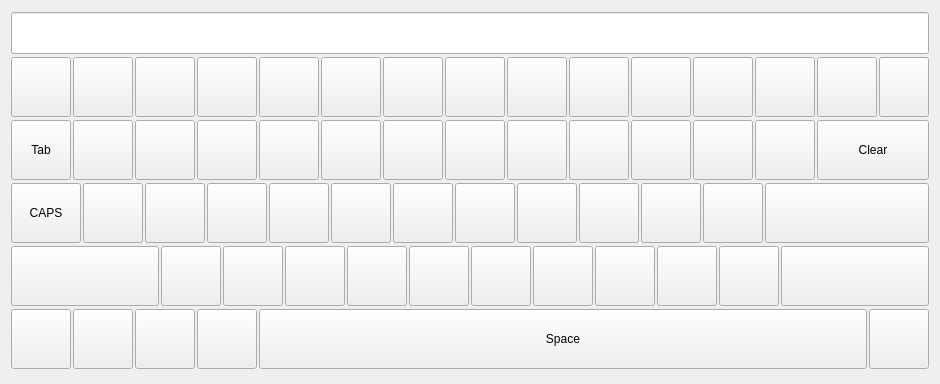
Before: the Qt Designer form Classes/rkeyboard.ui in End1-1/Cafe5, drawn with Qt 5.
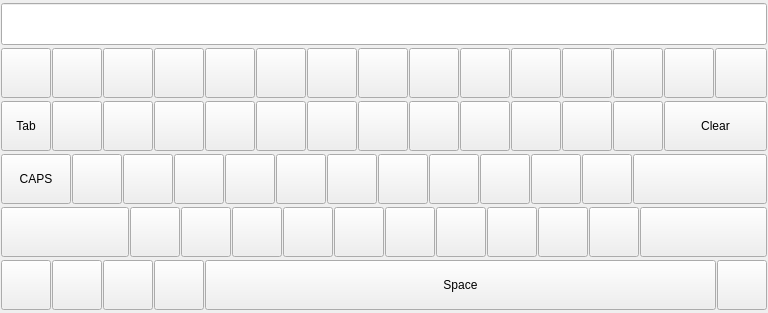
After: the same form once the commit is applied. Icons and pictures are not drawn.

Diff of the .ui file:
```diff
--- a/Classes/rkeyboard.ui
+++ b/Classes/rkeyboard.ui
@@ -6,8 +6,8 @@
    <rect>
     <x>0</x>
     <y>0</y>
-    <width>938</width>
-    <height>384</height>
+    <width>768</width>
+    <height>313</height>
    </rect>
   </property>
   <property name="sizePolicy">
@@ -21,7 +21,19 @@
   </property>
   <layout class="QVBoxLayout" name="verticalLayout">
    <property name="spacing">
-    <number>2</number>
+    <number>1</number>
+   </property>
+   <property name="leftMargin">
+    <number>1</number>
+   </property>
+   <property name="topMargin">
+    <number>1</number>
+   </property>
+   <property name="rightMargin">
+    <number>1</number>
+   </property>
+   <property name="bottomMargin">
+    <number>1</number>
    </property>
    <item>
     <widget class="QLineEdit" name="leResult">
@@ -38,23 +50,23 @@
    <item>
     <layout class="QHBoxLayout" name="horizontalLayout">
      <property name="spacing">
-      <number>2</number>
+      <number>1</number>
      </property>
      <property name="bottomMargin">
       <number>0</number>
      </property>
      <item>
-      <widget class="QPushButton" name="btn1_1">
+      <widget class="QToolButton" name="btn1_1">
        <property name="minimumSize">
         <size>
-         <width>60</width>
-         <height>60</height>
+         <width>50</width>
+         <height>50</height>
         </size>
        </property>
        <property name="maximumSize">
         <size>
-         <width>60</width>
-         <height>60</height>
+         <width>50</width>
+         <height>50</height>
         </size>
        </property>
        <property name="focusPolicy">
@@ -66,17 +78,17 @@
       </widget>
      </item>
      <item>
-      <widget class="QPushButton" name="btn1_2">
+      <widget class="QToolButton" name="btn1_2">
        <property name="minimumSize">
         <size>
-         <width>60</width>
-         <height>60</height>
+         <width>50</width>
+         <height>50</height>
         </size>
        </property>
        <property name="maximumSize">
         <size>
-         <width>60</width>
-         <height>60</height>
+         <width>50</width>
+         <height>50</height>
         </size>
        </property>
        <property name="focusPolicy">
@@ -88,17 +100,17 @@
       </widget>
      </item>
      <item>
-      <widget class="QPushButton" name="btn1_3">
+      <widget class="QToolButton" name="btn1_3">
        <property name="minimumSize">
         <size>
-         <width>60</width>
-         <height>60</height>
+         <width>50</width>
+         <height>50</height>
         </size>
        </property>
        <property name="maximumSize">
         <size>
-         <width>60</width>
-         <height>60</height>
+         <width>50</width>
+         <height>50</height>
         </size>
        </property>
        <property name="focusPolicy">
@@ -110,17 +122,17 @@
       </widget>
      </item>
      <item>
-      <widget class="QPushButton" name="btn1_4">
+      <widget class="QToolButton" name="btn1_4">
        <property name="minimumSize">
         <size>
-         <width>60</width>
-         <height>60</height>
+         <width>50</width>
+         <height>50</height>
         </size>
        </property>
        <property name="maximumSize">
         <size>
-         <width>60</width>
-         <height>60</height>
+         <width>50</width>
+         <height>50</height>
         </size>
        </property>
        <property name="focusPolicy">
@@ -132,17 +144,17 @@
       </widget>
      </item>
      <item>
-      <widget class="QPushButton" name="btn1_5">
+      <widget class="QToolButton" name="btn1_5">
        <property name="minimumSize">
         <size>
-         <width>60</width>
-         <height>60</height>
+         <width>50</width>
+         <height>50</height>
         </size>
        </property>
        <property name="maximumSize">
         <size>
-         <width>60</width>
-         <height>60</height>
+         <width>50</width>
+         <height>50</height>
         </size>
        </property>
        <property name="focusPolicy">
@@ -154,17 +166,17 @@
       </widget>
      </item>
      <item>
-      <widget class="QPushButton" name="btn1_6">
+      <widget class="QToolButton" name="btn1_6">
        <property name="minimumSize">
         <size>
-         <width>60</width>
-         <height>60</height>
+         <width>50</width>
+         <height>50</height>
         </size>
        </property>
        <property name="maximumSize">
         <size>
-         <width>60</width>
-         <height>60</height>
+         <width>50</width>
+         <height>50</height>
         </size>
        </property>
        <property name="focusPolicy">
@@ -176,17 +188,17 @@
       </widget>
      </item>
      <item>
-      <widget class="QPushButton" name="btn1_7">
+      <widget class="QToolButton" name="btn1_7">
        <property name="minimumSize">
         <size>
-         <width>60</width>
-         <height>60</height>
+         <width>50</width>
+         <height>50</height>
         </size>
        </property>
        <property name="maximumSize">
         <size>
-         <width>60</width>
-         <height>60</height>
+         <width>50</width>
+         <height>50</height>
         </size>
        </property>
        <property name="focusPolicy">
@@ -198,17 +210,17 @@
       </widget>
      </item>
      <item>
-      <widget class="QPushButton" name="btn1_8">
+      <widget class="QToolButton" name="btn1_8">
        <property name="minimumSize">
         <size>
-         <width>60</width>
-         <height>60</height>
+         <width>50</width>
+         <height>50</height>
         </size>
        </property>
        <property name="maximumSize">
         <size>
-         <width>60</width>
-         <height>60</height>
+         <width>50</width>
+         <height>50</height>
         </size>
        </property>
        <property name="focusPolicy">
@@ -220,17 +232,17 @@
       </widget>
      </item>
      <item>
-      <widget class="QPushButton" name="btn1_9">
+      <widget class="QToolButton" name="btn1_9">
        <property name="minimumSize">
         <size>
-         <width>60</width>
-         <height>60</height>
+         <width>50</width>
+         <height>50</height>
         </size>
        </property>
        <property name="maximumSize">
         <size>
-         <width>60</width>
-         <height>60</height>
+         <width>50</width>
+         <height>50</height>
         </size>
        </property>
        <property name="focusPolicy">
@@ -242,17 +254,17 @@
       </widget>
      </item>
      <item>
-      <widget class="QPushButton" name="btn1_10">
+      <widget class="QToolButton" name="btn1_10">
        <property name="minimumSize">
         <size>
-         <width>60</width>
-         <height>60</height>
+         <width>50</width>
+         <height>50</height>
         </size>
        </property>
        <property name="maximumSize">
         <size>
-         <width>60</width>
-         <height>60</height>
+         <width>50</width>
+         <height>50</height>
         </size>
        </property>
        <property name="focusPolicy">
@@ -264,17 +276,17 @@
       </widget>
      </item>
      <item>
-      <widget class="QPushButton" name="btn1_11">
+      <widget class="QToolButton" name="btn1_11">
        <property name="minimumSize">
         <size>
-         <width>60</width>
-         <height>60</height>
+         <width>50</width>
+         <height>50</height>
         </size>
        </property>
        <property name="maximumSize">
         <size>
-         <width>60</width>
-         <height>60</height>
+         <width>50</width>
+         <height>50</height>
         </size>
        </property>
        <property name="focusPolicy">
@@ -286,17 +298,17 @@
       </widget>
      </item>
      <item>
-      <widget class="QPushButton" name="btn1_12">
+      <widget class="QToolButton" name="btn1_12">
        <property name="minimumSize">
         <size>
-         <width>60</width>
-         <height>60</height>
+         <width>50</width>
+         <height>50</height>
         </size>
        </property>
        <property name="maximumSize">
         <size>
-         <width>60</width>
-         <height>60</height>
+         <width>50</width>
+         <height>50</height>
         </size>
        </property>
        <property name="focusPolicy">
@@ -308,17 +320,17 @@
       </widget>
      </item>
      <item>
-      <widget class="QPushButton" name="btn1_13">
+      <widget class="QToolButton" name="btn1_13">
        <property name="minimumSize">
         <size>
-         <width>60</width>
-         <height>60</height>
+         <width>50</width>
+         <height>50</height>
         </size>
        </property>
        <property name="maximumSize">
         <size>
-         <width>60</width>
-         <height>60</height>
+         <width>50</width>
+         <height>50</height>
         </size>
        </property>
        <property name="focusPolicy">
@@ -330,17 +342,17 @@
       </widget>
      </item>
      <item>
-      <widget class="QPushButton" name="btn1_14">
+      <widget class="QToolButton" name="btn1_14">
        <property name="minimumSize">
         <size>
-         <width>60</width>
-         <height>60</height>
+         <width>50</width>
+         <height>50</height>
         </size>
        </property>
        <property name="maximumSize">
         <size>
-         <width>60</width>
-         <height>60</height>
+         <width>50</width>
+         <height>50</height>
         </size>
        </property>
        <property name="focusPolicy">
@@ -352,7 +364,7 @@
       </widget>
      </item>
      <item>
-      <widget class="QPushButton" name="btnBackspace">
+      <widget class="QToolButton" name="btnBackspace">
        <property name="sizePolicy">
         <sizepolicy hsizetype="Expanding" vsizetype="Fixed">
          <horstretch>0</horstretch>
@@ -362,13 +374,13 @@
        <property name="minimumSize">
         <size>
          <width>50</width>
-         <height>60</height>
+         <height>50</height>
         </size>
        </property>
        <property name="maximumSize">
         <size>
          <width>555</width>
-         <height>60</height>
+         <height>50</height>
         </size>
        </property>
        <property name="focusPolicy">
@@ -388,10 +400,10 @@
    <item>
     <layout class="QHBoxLayout" name="horizontalLayout_2">
      <property name="spacing">
-      <number>2</number>
+      <number>1</number>
      </property>
      <item>
-      <widget class="QPushButton" name="btnTab">
+      <widget class="QToolButton" name="btnTab">
        <property name="sizePolicy">
         <sizepolicy hsizetype="Expanding" vsizetype="Fixed">
          <horstretch>0</horstretch>
@@ -401,13 +413,13 @@
        <property name="minimumSize">
         <size>
          <width>50</width>
-         <height>60</height>
+         <height>50</height>
         </size>
        </property>
        <property name="maximumSize">
         <size>
-         <width>60</width>
-         <height>60</height>
+         <width>50</width>
+         <height>50</height>
         </size>
        </property>
        <property name="focusPolicy">
@@ -419,17 +431,17 @@
       </widget>
      </item>
      <item>
-      <widget class="QPushButton" name="btn2_1">
+      <widget class="QToolButton" name="btn2_1">
        <property name="minimumSize">
         <size>
-         <width>60</width>
-         <height>60</height>
+         <width>50</width>
+         <height>50</height>
         </size>
        </property>
        <property name="maximumSize">
         <size>
-         <width>60</width>
-         <height>60</height>
+         <width>50</width>
+         <height>50</height>
         </size>
        </property>
        <property name="focusPolicy">
@@ -441,17 +453,17 @@
       </widget>
      </item>
      <item>
-      <widget class="QPushButton" name="btn2_2">
+      <widget class="QToolButton" name="btn2_2">
        <property name="minimumSize">
         <size>
-         <width>60</width>
-         <height>60</height>
+         <width>50</width>
+         <height>50</height>
         </size>
        </property>
        <property name="maximumSize">
         <size>
-         <width>60</width>
-         <height>60</height>
+         <width>50</width>
+         <height>50</height>
         </size>
        </property>
        <property name="focusPolicy">
@@ -463,17 +475,17 @@
       </widget>
      </item>
      <item>
-      <widget class="QPushButton" name="btn2_3">
+      <widget class="QToolButton" name="btn2_3">
        <property name="minimumSize">
         <size>
-         <width>60</width>
-         <height>60</height>
+         <width>50</width>
+         <height>50</height>
         </size>
        </property>
        <property name="maximumSize">
         <size>
-         <width>60</width>
-         <height>60</height>
+         <width>50</width>
+         <height>50</height>
         </size>
        </property>
        <property name="focusPolicy">
@@ -485,17 +497,17 @@
       </widget>
      </item>
      <item>
-      <widget class="QPushButton" name="btn2_4">
+      <widget class="QToolButton" name="btn2_4">
        <property name="minimumSize">
         <size>
-         <width>60</width>
-         <height>60</height>
+         <width>50</width>
+         <height>50</height>
         </size>
        </property>
        <property name="maximumSize">
         <size>
-         <width>60</width>
-         <height>60</height>
+         <width>50</width>
+         <height>50</height>
         </size>
        </property>
        <property name="focusPolicy">
@@ -507,17 +519,17 @@
       </widget>
      </item>
      <item>
-      <widget class="QPushButton" name="btn2_5">
+      <widget class="QToolButton" name="btn2_5">
        <property name="minimumSize">
         <size>
-         <width>60</width>
-         <height>60</height>
+         <width>50</width>
+         <height>50</height>
         </size>
        </property>
        <property name="maximumSize">
         <size>
-         <width>60</width>
-         <height>60</height>
+         <width>50</width>
+         <height>50</height>
         </size>
        </property>
        <property name="focusPolicy">
@@ -529,17 +541,17 @@
       </widget>
      </item>
      <item>
-      <widget class="QPushButton" name="btn2_6">
+      <widget class="QToolButton" name="btn2_6">
        <property name="minimumSize">
         <size>
-         <width>60</width>
-         <height>60</height>
+         <width>50</width>
+         <height>50</height>
         </size>
        </property>
        <property name="maximumSize">
         <size>
-         <width>60</width>
-         <height>60</height>
+         <width>50</width>
+         <height>50</height>
         </size>
        </property>
        <property name="focusPolicy">
@@ -551,17 +563,17 @@
       </widget>
      </item>
      <item>
-      <widget class="QPushButton" name="btn2_7">
+      <widget class="QToolButton" name="btn2_7">
        <property name="minimumSize">
         <size>
-         <width>60</width>
-         <height>60</height>
+         <width>50</width>
+         <height>50</height>
         </size>
        </property>
        <property name="maximumSize">
         <size>
-         <width>60</width>
-         <height>60</height>
+         <width>50</width>
+         <height>50</height>
         </size>
        </property>
        <property name="focusPolicy">
@@ -573,17 +585,17 @@
       </widget>
      </item>
      <item>
-      <widget class="QPushButton" name="btn2_8">
+      <widget class="QToolButton" name="btn2_8">
        <property name="minimumSize">
         <size>
-         <width>60</width>
-         <height>60</height>
+         <width>50</width>
+         <height>50</height>
         </size>
        </property>
        <property name="maximumSize">
         <size>
-         <width>60</width>
-         <height>60</height>
+         <width>50</width>
+         <height>50</height>
         </size>
        </property>
        <property name="focusPolicy">
@@ -595,17 +607,17 @@
       </widget>
      </item>
      <item>
-      <widget class="QPushButton" name="btn2_9">
+      <widget class="QToolButton" name="btn2_9">
        <property name="minimumSize">
         <size>
-         <width>60</width>
-         <height>60</height>
+         <width>50</width>
+         <height>50</height>
         </size>
        </property>
        <property name="maximumSize">
         <size>
-         <width>60</width>
-         <height>60</height>
+         <width>50</width>
+         <height>50</height>
         </size>
        </property>
        <property name="focusPolicy">
@@ -617,17 +629,17 @@
       </widget>
      </item>
      <item>
-      <widget class="QPushButton" name="btn2_10">
+      <widget class="QToolButton" name="btn2_10">
        <property name="minimumSize">
         <size>
-         <width>60</width>
-         <height>60</height>
+         <width>50</width>
+         <height>50</height>
         </size>
        </property>
        <property name="maximumSize">
         <size>
-         <width>60</width>
-         <height>60</height>
+         <width>50</width>
+         <height>50</height>
         </size>
        </property>
        <property name="focusPolicy">
@@ -639,17 +651,17 @@
       </widget>
      </item>
      <item>
-      <widget class="QPushButton" name="btn2_11">
+      <widget class="QToolButton" name="btn2_11">
        <property name="minimumSize">
         <size>
-         <width>60</width>
-         <height>60</height>
+         <width>50</width>
+         <height>50</height>
         </size>
        </property>
        <property name="maximumSize">
         <size>
-         <width>60</width>
-         <height>60</height>
+         <width>50</width>
+         <height>50</height>
         </size>
        </property>
        <property name="focusPolicy">
@@ -661,17 +673,17 @@
       </widget>
      </item>
      <item>
-      <widget class="QPushButton" name="btn2_12">
+      <widget class="QToolButton" name="btn2_12">
        <property name="minimumSize">
         <size>
-         <width>60</width>
-         <height>60</height>
+         <width>50</width>
+         <height>50</height>
         </size>
        </property>
        <property name="maximumSize">
         <size>
-         <width>60</width>
-         <height>60</height>
+         <width>50</width>
+         <height>50</height>
         </size>
        </property>
        <property name="focusPolicy">
@@ -683,7 +695,7 @@
       </widget>
      </item>
      <item>
-      <widget class="QPushButton" name="btnClear">
+      <widget class="QToolButton" name="btnClear">
        <property name="sizePolicy">
         <sizepolicy hsizetype="Expanding" vsizetype="Fixed">
          <horstretch>0</horstretch>
@@ -693,13 +705,13 @@
        <property name="minimumSize">
         <size>
          <width>50</width>
-         <height>60</height>
+         <height>50</height>
         </size>
        </property>
        <property name="maximumSize">
         <size>
          <width>16777215</width>
-         <height>60</height>
+         <height>50</height>
         </size>
        </property>
        <property name="focusPolicy">
@@ -715,10 +727,10 @@
    <item>
     <layout class="QHBoxLayout" name="horizontalLayout_3">
      <property name="spacing">
-      <number>2</number>
+      <number>1</number>
      </property>
      <item>
-      <widget class="QPushButton" name="btnCaps">
+      <widget class="QToolButton" name="btnCaps">
        <property name="sizePolicy">
         <sizepolicy hsizetype="Expanding" vsizetype="Fixed">
          <horstretch>0</horstretch>
@@ -728,13 +740,13 @@
        <property name="minimumSize">
         <size>
          <width>50</width>
-         <height>60</height>
+         <height>50</height>
         </size>
        </property>
        <property name="maximumSize">
         <size>
          <width>70</width>
-         <height>60</height>
+         <height>50</height>
         </size>
        </property>
        <property name="focusPolicy">
@@ -746,17 +758,17 @@
       </widget>
      </item>
      <item>
-      <widget class="QPushButton" name="btn3_1">
+      <widget class="QToolButton" name="btn3_1">
        <property name="minimumSize">
         <size>
-         <width>60</width>
-         <height>60</height>
+         <width>50</width>
+         <height>50</height>
         </size>
        </property>
        <property name="maximumSize">
         <size>
-         <width>60</width>
-         <height>60</height>
+         <width>50</width>
+         <height>50</height>
         </size>
        </property>
        <property name="focusPolicy">
@@ -768,17 +780,17 @@
       </widget>
      </item>
      <item>
-      <widget class="QPushButton" name="btn3_2">
+      <widget class="QToolButton" name="btn3_2">
        <property name="minimumSize">
         <size>
-         <width>60</width>
-         <height>60</height>
+         <width>50</width>
+         <height>50</height>
         </size>
        </property>
        <property name="maximumSize">
         <size>
-         <width>60</width>
-         <height>60</height>
+         <width>50</width>
+         <height>50</height>
         </size>
        </property>
        <property name="focusPolicy">
@@ -790,17 +802,17 @@
       </widget>
      </item>
      <item>
-      <widget class="QPushButton" name="btn3_3">
+      <widget class="QToolButton" name="btn3_3">
        <property name="minimumSize">
         <size>
-         <width>60</width>
-         <height>60</height>
+         <width>50</width>
+         <height>50</height>
         </size>
        </property>
        <property name="maximumSize">
         <size>
-         <width>60</width>
-         <height>60</height>
+         <width>50</width>
+         <height>50</height>
         </size>
        </property>
        <property name="focusPolicy">
@@ -812,17 +824,17 @@
       </widget>
      </item>
      <item>
-      <widget class="QPushButton" name="btn3_4">
+      <widget class="QToolButton" name="btn3_4">
        <property name="minimumSize">
         <size>
-         <width>60</width>
-         <height>60</height>
+         <width>50</width>
+         <height>50</height>
         </size>
        </property>
        <property name="maximumSize">
         <size>
-         <width>60</width>
-         <height>60</height>
+         <width>50</width>
+         <height>50</height>
         </size>
        </property>
        <property name="focusPolicy">
@@ -834,17 +846,17 @@
       </widget>
      </item>
      <item>
-      <widget class="QPushButton" name="btn3_5">
+      <widget class="QToolButton" name="btn3_5">
        <property name="minimumSize">
         <size>
-         <width>60</width>
-         <height>60</height>
+         <width>50</width>
+         <height>50</height>
         </size>
        </property>
        <property name="maximumSize">
         <size>
-         <width>60</width>
-         <height>60</height>
+         <width>50</width>
+         <height>50</height>
         </size>
        </property>
        <property name="focusPolicy">
@@ -856,17 +868,17 @@
       </widget>
      </item>
      <item>
-      <widget class="QPushButton" name="btn3_6">
+      <widget class="QToolButton" name="btn3_6">
        <property name="minimumSize">
         <size>
-         <width>60</width>
-         <height>60</height>
+         <width>50</width>
+         <height>50</height>
         </size>
        </property>
        <property name="maximumSize">
         <size>
-         <width>60</width>
-         <height>60</height>
+         <width>50</width>
+         <height>50</height>
         </size>
        </property>
        <property name="focusPolicy">
@@ -878,17 +890,17 @@
       </widget>
      </item>
      <item>
-      <widget class="QPushButton" name="btn3_7">
+      <widget class="QToolButton" name="btn3_7">
        <property name="minimumSize">
         <size>
-         <width>60</width>
-         <height>60</height>
+         <width>50</width>
+         <height>50</height>
         </size>
        </property>
        <property name="maximumSize">
         <size>
-         <width>60</width>
-         <height>60</height>
+         <width>50</width>
+         <height>50</height>
         </size>
        </property>
        <property name="focusPolicy">
@@ -900,17 +912,17 @@
       </widget>
      </item>
      <item>
-      <widget class="QPushButton" name="btn3_8">
+      <widget class="QToolButton" name="btn3_8">
        <property name="minimumSize">
         <size>
-         <width>60</width>
-         <height>60</height>
+         <width>50</width>
+         <height>50</height>
         </size>
        </property>
        <property name="maximumSize">
         <size>
-         <width>60</width>
-         <height>60</height>
+         <width>50</width>
+         <height>50</height>
         </size>
        </property>
        <property name="focusPolicy">
@@ -922,17 +934,17 @@
       </widget>
      </item>
      <item>
-      <widget class="QPushButton" name="btn3_9">
+      <widget class="QToolButton" name="btn3_9">
        <property name="minimumSize">
         <size>
-         <width>60</width>
-         <height>60</height>
+         <width>50</width>
+         <height>50</height>
         </size>
        </property>
        <property name="maximumSize">
         <size>
-         <width>60</width>
-         <height>60</height>
+         <width>50</width>
+         <height>50</height>
         </size>
        </property>
        <property name="focusPolicy">
@@ -944,17 +956,17 @@
       </widget>
      </item>
      <item>
-      <widget class="QPushButton" name="btn3_10">
+      <widget class="QToolButton" name="btn3_10">
        <property name="minimumSize">
         <size>
-         <width>60</width>
-         <height>60</height>
+         <width>50</width>
+         <height>50</height>
         </size>
        </property>
        <property name="maximumSize">
         <size>
-         <width>60</width>
-         <height>60</height>
+         <width>50</width>
+         <height>50</height>
         </size>
        </property>
        <property name="focusPolicy">
@@ -966,17 +978,17 @@
       </widget>
      </item>
      <item>
-      <widget class="QPushButton" name="btn3_11">
+      <widget class="QToolButton" name="btn3_11">
        <property name="minimumSize">
         <size>
-         <width>60</width>
-         <height>60</height>
+         <width>50</width>
+         <height>50</height>
         </size>
        </property>
        <property name="maximumSize">
         <size>
-         <width>60</width>
-         <height>60</height>
+         <width>50</width>
+         <height>50</height>
         </size>
        </property>
        <property name="focusPolicy">
@@ -988,7 +1000,7 @@
       </widget>
      </item>
      <item>
-      <widget class="QPushButton" name="btnReturn2">
+      <widget class="QToolButton" name="btnReturn2">
        <property name="sizePolicy">
         <sizepolicy hsizetype="Expanding" vsizetype="Fixed">
          <horstretch>0</horstretch>
@@ -998,13 +1010,13 @@
        <property name="minimumSize">
         <size>
          <width>50</width>
-         <height>60</height>
+         <height>50</height>
         </size>
        </property>
        <property name="maximumSize">
         <size>
          <width>16777215</width>
-         <height>60</height>
+         <height>50</height>
         </size>
        </property>
        <property name="sizeIncrement">
@@ -1030,10 +1042,10 @@
    <item>
     <layout class="QHBoxLayout" name="horizontalLayout_4">
      <property name="spacing">
-      <number>2</number>
+      <number>1</number>
      </property>
      <item>
-      <widget class="QPushButton" name="btnLShift">
+      <widget class="QToolButton" name="btnLShift">
        <property name="sizePolicy">
         <sizepolicy hsizetype="Expanding" vsizetype="Fixed">
          <horstretch>0</horstretch>
@@ -1043,13 +1055,13 @@
        <property name="minimumSize">
         <size>
          <width>40</width>
-         <height>60</height>
+         <height>50</height>
         </size>
        </property>
        <property name="maximumSize">
         <size>
          <width>16777215</width>
-         <height>60</height>
+         <height>50</height>
         </size>
        </property>
        <property name="focusPolicy">
@@ -1065,17 +1077,17 @@
       </widget>
      </item>
      <item>
-      <widget class="QPushButton" name="btn4_1">
+      <widget class="QToolButton" name="btn4_1">
        <property name="minimumSize">
         <size>
-         <width>60</width>
-         <height>60</height>
+         <width>50</width>
+         <height>50</height>
         </size>
        </property>
        <property name="maximumSize">
         <size>
-         <width>60</width>
-         <height>60</height>
+         <width>50</width>
+         <height>50</height>
         </size>
        </property>
        <property name="focusPolicy">
@@ -1087,17 +1099,17 @@
       </widget>
      </item>
      <item>
-      <widget class="QPushButton" name="btn4_2">
+      <widget class="QToolButton" name="btn4_2">
        <property name="minimumSize">
         <size>
-         <width>60</width>
-         <height>60</height>
+         <width>50</width>
+         <height>50</height>
         </size>
        </property>
        <property name="maximumSize">
         <size>
-         <width>60</width>
-         <height>60</height>
+         <width>50</width>
+         <height>50</height>
         </size>
        </property>
        <property name="focusPolicy">
@@ -1109,17 +1121,17 @@
       </widget>
      </item>
      <item>
-      <widget class="QPushButton" name="btn4_3">
+      <widget class="QToolButton" name="btn4_3">
        <property name="minimumSize">
         <size>
-         <width>60</width>
-         <height>60</height>
+         <width>50</width>
+         <height>50</height>
         </size>
        </property>
        <property name="maximumSize">
         <size>
-         <width>60</width>
-         <height>60</height>
+         <width>50</width>
+         <height>50</height>
         </size>
        </property>
        <property name="focusPolicy">
@@ -1131,17 +1143,17 @@
       </widget>
      </item>
      <item>
-      <widget class="QPushButton" name="btn4_4">
+      <widget class="QToolButton" name="btn4_4">
        <property name="minimumSize">
         <size>
-         <width>60</width>
-         <height>60</height>
+         <width>50</width>
+         <height>50</height>
         </size>
        </property>
        <property name="maximumSize">
         <size>
-         <width>60</width>
-         <height>60</height>
+         <width>50</width>
+         <height>50</height>
         </size>
        </property>
        <property name="focusPolicy">
@@ -1153,17 +1165,17 @@
       </widget>
      </item>
      <item>
-      <widget class="QPushButton" name="btn4_5">
+      <widget class="QToolButton" name="btn4_5">
        <property name="minimumSize">
         <size>
-         <width>60</width>
-         <height>60</height>
+         <width>50</width>
+         <height>50</height>
         </size>
        </property>
        <property name="maximumSize">
         <size>
-         <width>60</width>
-         <height>60</height>
+         <width>50</width>
+         <height>50</height>
         </size>
        </property>
        <property name="focusPolicy">
@@ -1175,17 +1187,17 @@
       </widget>
      </item>
      <item>
-      <widget class="QPushButton" name="btn4_6">
+      <widget class="QToolButton" name="btn4_6">
        <property name="minimumSize">
         <size>
-         <width>60</width>
-         <height>60</height>
+         <width>50</width>
+         <height>50</height>
         </size>
        </property>
        <property name="maximumSize">
         <size>
-         <width>60</width>
-         <height>60</height>
+         <width>50</width>
+         <height>50</height>
         </size>
        </property>
        <property name="focusPolicy">
@@ -1197,17 +1209,17 @@
       </widget>
      </item>
      <item>
-      <widget class="QPushButton" name="btn4_7">
+      <widget class="QToolButton" name="btn4_7">
        <property name="minimumSize">
         <size>
-         <width>60</width>
-         <height>60</height>
+         <width>50</width>
+         <height>50</height>
         </size>
        </property>
        <property name="maximumSize">
         <size>
-         <width>60</width>
-         <height>60</height>
+         <width>50</width>
+         <height>50</height>
         </size>
        </property>
        <property name="focusPolicy">
@@ -1219,17 +1231,17 @@
       </widget>
      </item>
      <item>
-      <widget class="QPushButton" name="btn4_8">
+      <widget class="QToolButton" name="btn4_8">
        <property name="minimumSize">
         <size>
-         <width>60</width>
-         <height>60</height>
+         <width>50</width>
+         <height>50</height>
         </size>
        </property>
        <property name="maximumSize">
         <size>
-         <width>60</width>
-         <height>60</height>
+         <width>50</width>
+         <height>50</height>
         </size>
        </property>
        <property name="focusPolicy">
@@ -1241,17 +1253,17 @@
       </widget>
      </item>
      <item>
-      <widget class="QPushButton" name="btn4_9">
+      <widget class="QToolButton" name="btn4_9">
        <property name="minimumSize">
         <size>
-         <width>60</width>
-         <height>60</height>
+         <width>50</width>
+         <height>50</height>
         </size>
        </property>
        <property name="maximumSize">
         <size>
-         <width>60</width>
-         <height>60</height>
+         <width>50</width>
+         <height>50</height>
         </size>
        </property>
        <property name="focusPolicy">
@@ -1263,17 +1275,17 @@
       </widget>
      </item>
      <item>
-      <widget class="QPushButton" name="btn4_10">
+      <widget class="QToolButton" name="btn4_10">
        <property name="minimumSize">
         <size>
-         <width>60</width>
-         <height>60</height>
+         <width>50</width>
+         <height>50</height>
         </size>
        </property>
        <property name="maximumSize">
         <size>
-         <width>60</width>
-         <height>60</height>
+         <width>50</width>
+         <height>50</height>
         </size>
        </property>
        <property name="focusPolicy">
@@ -1285,7 +1297,7 @@
       </widget>
      </item>
      <item>
-      <widget class="QPushButton" name="btnRShift">
+      <widget class="QToolButton" name="btnRShift">
        <property name="sizePolicy">
         <sizepolicy hsizetype="Expanding" vsizetype="Fixed">
          <horstretch>0</horstretch>
@@ -1295,13 +1307,13 @@
        <property name="minimumSize">
         <size>
          <width>40</width>
-         <height>60</height>
+         <height>50</height>
         </size>
        </property>
        <property name="maximumSize">
         <size>
          <width>16777215</width>
-         <height>60</height>
+         <height>50</height>
         </size>
        </property>
        <property name="focusPolicy">
@@ -1321,20 +1333,20 @@
    <item>
     <layout class="QHBoxLayout" name="horizontalLayout_5">
      <property name="spacing">
-      <number>2</number>
+      <number>1</number>
      </property>
      <item>
-      <widget class="QPushButton" name="btnOk">
+      <widget class="QToolButton" name="btnOk">
        <property name="minimumSize">
         <size>
-         <width>60</width>
-         <height>60</height>
+         <width>50</width>
+         <height>50</height>
         </size>
        </property>
        <property name="maximumSize">
         <size>
          <width>100</width>
-         <height>60</height>
+         <height>50</height>
         </size>
        </property>
        <property name="focusPolicy">
@@ -1356,17 +1368,17 @@
       </widget>
      </item>
      <item>
-      <widget class="QPushButton" name="btnEn">
+      <widget class="QToolButton" name="btnEn">
        <property name="minimumSize">
         <size>
-         <width>60</width>
-         <height>60</height>
+         <width>50</width>
+         <height>50</height>
         </size>
        </property>
        <property name="maximumSize">
         <size>
          <width>100</width>
-         <height>60</height>
+         <height>50</height>
         </size>
        </property>
        <property name="focusPolicy">
@@ -1391,17 +1403,17 @@
       </widget>
      </item>
      <item>
-      <widget class="QPushButton" name="btnAm">
+      <widget class="QToolButton" name="btnAm">
        <property name="minimumSize">
         <size>
-         <width>60</width>
-         <height>60</height>
+         <width>50</width>
+         <height>50</height>
         </size>
        </property>
        <property name="maximumSize">
         <size>
          <width>100</width>
-         <height>60</height>
+         <height>50</height>
         </size>
        </property>
        <property name="focusPolicy">
@@ -1426,17 +1438,17 @@
       </widget>
      </item>
      <item>
-      <widget class="QPushButton" name="btnRu">
+      <widget class="QToolButton" name="btnRu">
        <property name="minimumSize">
         <size>
-         <width>60</width>
-         <height>60</height>
+         <width>50</width>
+         <height>50</height>
         </size>
        </property>
        <property name="maximumSize">
         <size>
          <width>100</width>
-         <height>60</height>
+         <height>50</height>
         </size>
        </property>
        <property name="focusPolicy">
@@ -1461,7 +1473,7 @@
       </widget>
      </item>
      <item>
-      <widget class="QPushButton" name="btnSpace">
+      <widget class="QToolButton" name="btnSpace">
        <property name="sizePolicy">
         <sizepolicy hsizetype="Minimum" vsizetype="Fixed">
          <horstretch>2</horstretch>
@@ -1471,13 +1483,13 @@
        <property name="minimumSize">
         <size>
          <width>100</width>
-         <height>60</height>
+         <height>50</height>
         </size>
        </property>
        <property name="maximumSize">
         <size>
          <width>16777215</width>
-         <height>60</height>
+         <height>50</height>
         </size>
        </property>
        <property name="focusPolicy">
@@ -1489,17 +1501,17 @@
       </widget>
      </item>
      <item>
-      <widget class="QPushButton" name="btnCancel">
+      <widget class="QToolButton" name="btnCancel">
        <property name="minimumSize">
         <size>
-         <width>60</width>
-         <height>60</height>
+         <width>50</width>
+         <height>50</height>
         </size>
        </property>
        <property name="maximumSize">
         <size>
-         <width>60</width>
-         <height>60</height>
+         <width>50</width>
+         <height>50</height>
         </size>
        </property>
        <property name="focusPolicy">
```
Left out of the diff: 145 changed lines with no effect on the pictures.
